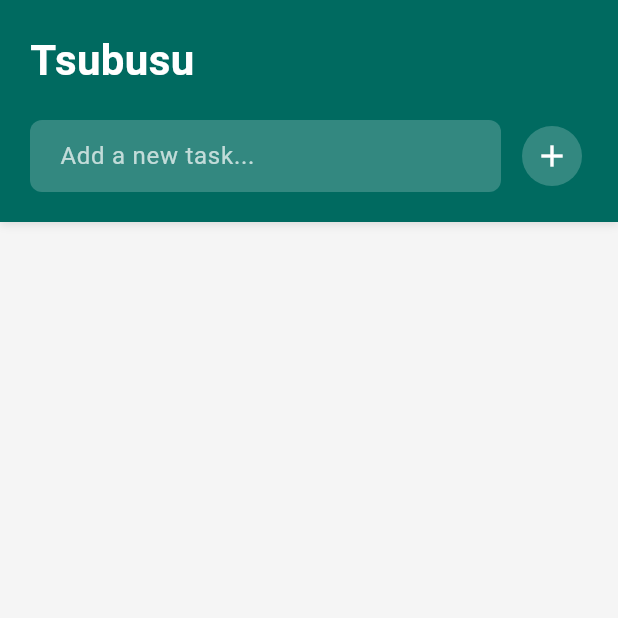
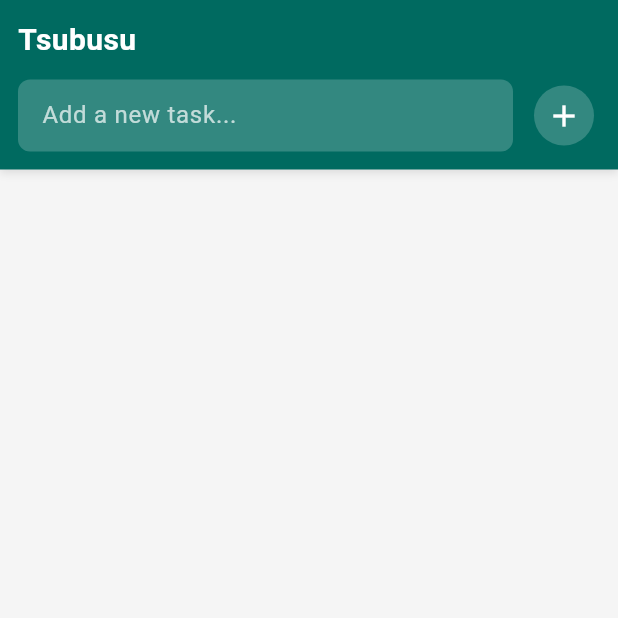
Before and after one commit to ShinyaYoshida-biomet/tsubusu, a Flutter app: the screen it shows after launch, on a phone screen of 412 x 824 dp, the top half of it. Run offline on Flutter 3.47's test engine with Material 3 defaults, Android fonts, the phone set to English and light mode, and no system bars.

Commit message:
fix window size

```diff
--- a/lib/main.dart
+++ b/lib/main.dart
@@ -102,7 +102,7 @@ class _TodoScreenState extends State<TodoScreen> with TickerProviderStateMixin {
       body: Column(
         children: [
           Container(
-            padding: const EdgeInsets.all(20),
+            padding: const EdgeInsets.all(12),
             decoration: BoxDecoration(
               color: Theme.of(context).colorScheme.primary,
               boxShadow: [
@@ -120,11 +120,11 @@ class _TodoScreenState extends State<TodoScreen> with TickerProviderStateMixin {
                   'Tsubusu',
                   style: TextStyle(
                     color: Colors.white,
-                    fontSize: 28,
+                    fontSize: 20,
                     fontWeight: FontWeight.bold,
                   ),
                 ),
-                const SizedBox(height: 20),
+                const SizedBox(height: 12),
                 Row(
                   children: [
                     Expanded(
@@ -140,7 +140,7 @@ class _TodoScreenState extends State<TodoScreen> with TickerProviderStateMixin {
                             borderRadius: BorderRadius.circular(8),
                             borderSide: BorderSide.none,
                           ),
-                          contentPadding: const EdgeInsets.symmetric(horizontal: 16, vertical: 12),
+                          contentPadding: const EdgeInsets.symmetric(horizontal: 12, vertical: 8),
                         ),
                         onSubmitted: (_) => _addTodo(),
                       ),
@@ -160,7 +160,7 @@ class _TodoScreenState extends State<TodoScreen> with TickerProviderStateMixin {
           ),
           Expanded(
             child: ListView.builder(
-              padding: const EdgeInsets.all(16),
+              padding: const EdgeInsets.all(8),
               itemCount: _todos.length,
               itemBuilder: (context, index) {
                 final todo = _todos[index];
```
Also changed, not shown: 1 other file.
